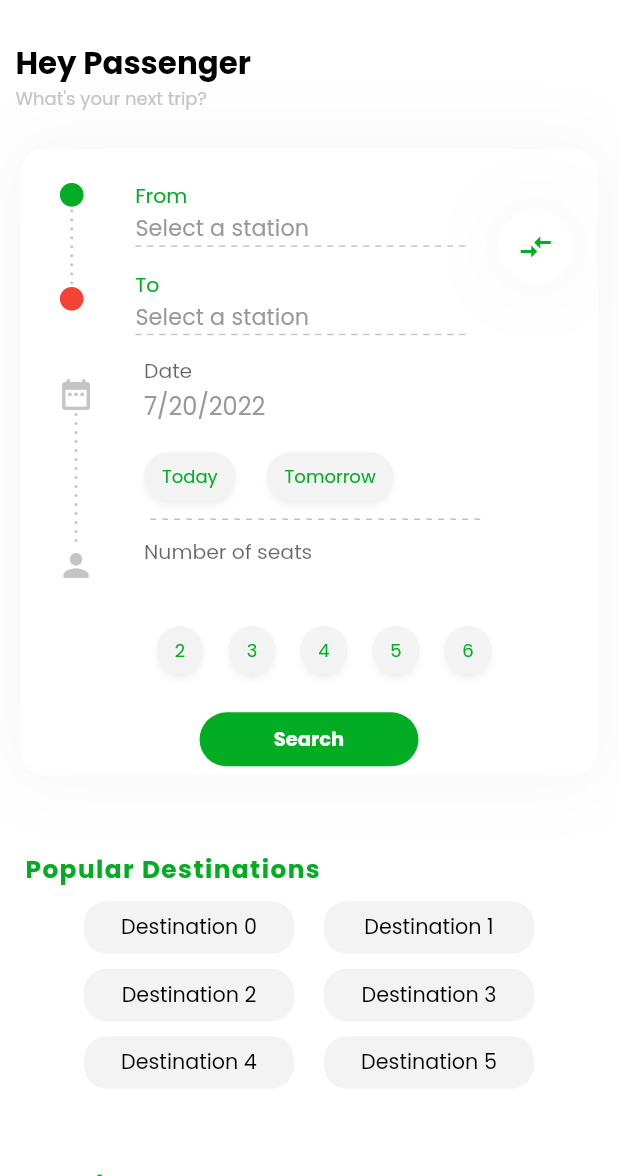
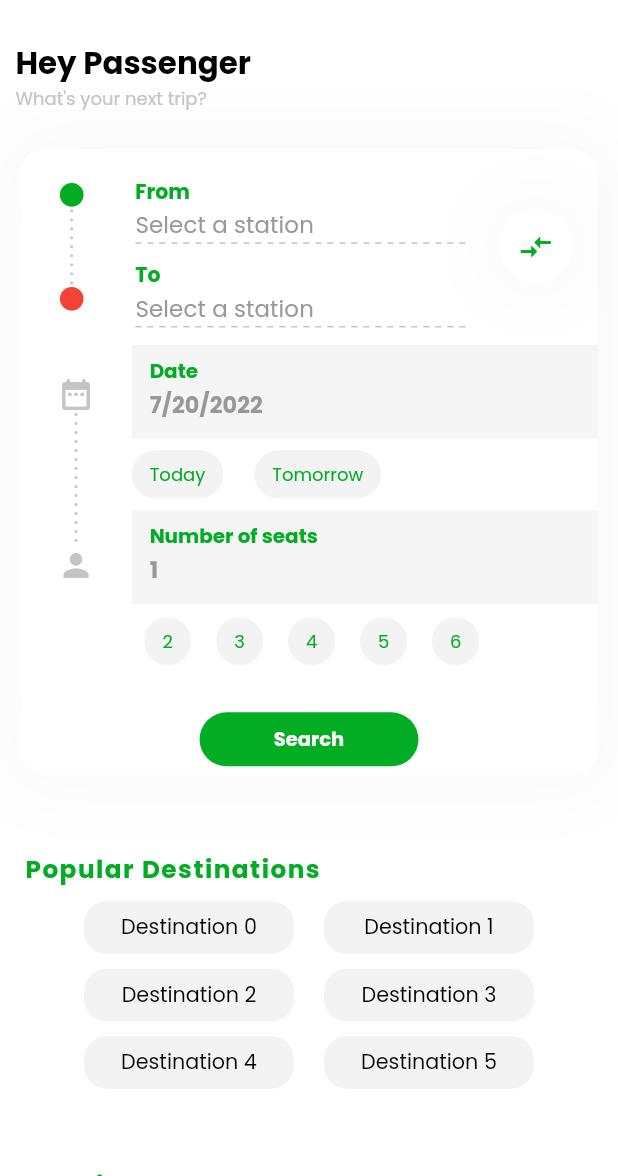
Before and after one commit to sadiksha1000/YAATRA_CLIENT, a Flutter app: the PassengerHomeScreen screen opened by its route, on a phone screen of 412 x 824 dp, the part 60-1236 px from its top. Run offline on Flutter 3.47's test engine with Material 2 defaults, Android fonts, the phone set to English and light mode, and no system bars; drawn by our look-alikes of dotted_line; our stand-ins replace bloc, dartz, dotted_border, equatable, flutter_bloc, flutter_svg and 5 more; missing offline and left inert: data_connection_checker_nulls, khalti_flutter.

Commit message:
fixed homescreen

```diff
--- a/lib/core/widgets/home_custom_chip.dart
+++ b/lib/core/widgets/home_custom_chip.dart
@@ -24,7 +24,7 @@ class HomeCustomChipButton extends StatelessWidget {
           label,
           style: TextStyle(color: Theme.of(context).colorScheme.primary),
         ),
-        elevation: 2.0,
+        // elevation: 2.0,
         shadowColor: Colors.black.withOpacity(0.25),
         backgroundColor: Theme.of(context).colorScheme.tertiary,
       ),
--- a/lib/features/trips/presentation/cubits/fetch_trip_cubit/fetch_trip_cubit.dart
+++ b/lib/features/trips/presentation/cubits/fetch_trip_cubit/fetch_trip_cubit.dart
@@ -88,4 +88,8 @@ class FetchTripCubit extends Cubit<FetchTripState> with InputValidatorMixin {
       },
     );
   }
+
+  void cancelSearch() {
+    emit(state.copyWith(searchBusStatus: Status.initial));
+  }
 }
--- a/lib/features/trips/presentation/screen/passenger_homescreen.dart
+++ b/lib/features/trips/presentation/screen/passenger_homescreen.dart
@@ -4,6 +4,7 @@ import 'package:flutter/material.dart';
 import 'package:flutter_bloc/flutter_bloc.dart';
 import 'package:yaatra_client/core/utils/status.dart';
 import 'package:yaatra_client/core/widgets/custom_progress_indicator.dart';
+import 'package:yaatra_client/core/widgets/custom_snackbar.dart';
 import '../../../../core/config/constants.dart';
 import '../../../../core/config/size.dart';
 import '../../../../core/widgets/custom_appbar.dart';
@@ -72,6 +73,9 @@ class _PassengerHomeScreenState extends State<PassengerHomeScreen> {
   @override
   void initState() {
     super.initState();
+    seatController.text = "1";
+    context.read<FetchTripCubit>().selectedNumberOfSeatsChanged("1");
+    context.read<FetchTripCubit>().selectedDateChanged(selectedDate);
     popDestinations = List.generate(
         20, (index) => {"id": index, "name": "Destination $index"}).toList();
 
@@ -111,8 +115,8 @@ class _PassengerHomeScreenState extends State<PassengerHomeScreen> {
         BlocProvider.of<FetchStationCubit>(context);
 
     FetchTripCubit _fetchTripCubit = BlocProvider.of<FetchTripCubit>(context);
-    tomorrowDate =
-        DateTime(selectedDate.year, selectedDate.month, selectedDate.day + 1);
+    var todayDate = DateTime.now();
+    tomorrowDate = DateTime(todayDate.year, todayDate.month, todayDate.day + 1);
 
     return Scaffold(
         appBar: customAppBar(
@@ -215,6 +219,10 @@ class _PassengerHomeScreenState extends State<PassengerHomeScreen> {
                                                   },
                                                 );
                                               },
+                                            ),
+                                            SizedBox(
+                                              height:
+                                                  size(context).height * 0.005,
                                             ),
                                             BlocBuilder<FetchStationCubit,
                                                 FetchStationState>(
@@ -328,12 +336,19 @@ class _PassengerHomeScreenState extends State<PassengerHomeScreen> {
                                       ],
                                     ),
                                   ),
-                                  SizedBox(width: size(context).width * 0.02),
                                   Expanded(
                                     child: Column(
                                       // crossAxisAlignment: CrossAxisAlignment.end,
                                       children: [
                                         TextFormField(
+                                          style: Theme.of(context)
+                                              .textTheme
+                                              .subtitle2!
+                                              .copyWith(
+                                                fontSize:
+                                                    size(context).width * 0.036,
+                                                fontWeight: FontWeight.bold,
+                                              ),
                                           onTap: () async {
                                             _selectDate(context);
                                           },
@@ -343,11 +358,20 @@ class _PassengerHomeScreenState extends State<PassengerHomeScreen> {
                                               floatingLabelBehavior:
                                                   FloatingLabelBehavior.always,
                                               labelText: "Date",
-                                              labelStyle: TextStyle(
-                                                fontSize: size(context).height *
-                                                    0.022,
-                                              ),
-                                              border: InputBorder.none),
+                                              labelStyle: Theme.of(context)
+                                                  .textTheme
+                                                  .subtitle1!
+                                                  .copyWith(
+                                                      fontSize:
+                                                          size(context).width *
+                                                              0.043,
+                                                      color: Theme.of(context)
+                                                          .colorScheme
+                                                          .primary,
+                                                      fontWeight:
+                                                          FontWeight.bold),
+                                              border: InputBorder.none,
+                                              filled: true),
                                         ),
                                         Row(
                                           children: [
@@ -359,6 +383,11 @@ class _PassengerHomeScreenState extends State<PassengerHomeScreen> {
                                                   dateController.text =
                                                       DateFormat.yMd()
                                                           .format(selectedDate);
+
+                                                  context
+                                                      .read<FetchTripCubit>()
+                                                      .selectedDateChanged(
+                                                          selectedDate);
                                                 });
                                               },
                                             ),
@@ -373,48 +402,49 @@ class _PassengerHomeScreenState extends State<PassengerHomeScreen> {
                                                   dateController.text =
                                                       DateFormat.yMd()
                                                           .format(selectedDate);
+                                                  context
+                                                      .read<FetchTripCubit>()
+                                                      .selectedDateChanged(
+                                                          selectedDate);
                                                 });
                                               },
                                             )
                                           ],
                                         ),
-                                        Row(
-                                          mainAxisAlignment:
-                                              MainAxisAlignment.start,
-                                          children: [
-                                            Padding(
-                                              padding: EdgeInsets.all(
-                                                  size(context).height * 0.005),
-                                              child: SizedBox(
-                                                width:
-                                                    size(context).width * 0.55,
-                                                child: DottedLine(
-                                                  dashColor: Theme.of(context)
-                                                      .colorScheme
-                                                      .secondary,
+                                        TextFormField(
+                                          style: Theme.of(context)
+                                              .textTheme
+                                              .subtitle2!
+                                              .copyWith(
+                                                fontSize:
+                                                    size(context).width * 0.036,
+                                                fontWeight: FontWeight.bold,
                                               ),
-                                              ),
-                                            ),
-                                          ],
-                                        ),
-                                        TextFormField(
-                                          // initialValue: '$selectedSeat',
                                           keyboardType: TextInputType.number,
                                           controller: seatController,
                                           decoration: InputDecoration(
                                             floatingLabelBehavior:
                                                 FloatingLabelBehavior.always,
-                                              // hintText: '$selectedSeat',
                                             labelText: "Number of seats",
                                             hintStyle: TextStyle(
-                                                fontSize: size(context).height *
-                                                    0.016,
+                                              fontSize:
+                                                  size(context).height * 0.010,
                                             ),
-                                              labelStyle: TextStyle(
-                                                fontSize: size(context).height *
-                                                    0.022,
+                                            labelStyle: Theme.of(context)
+                                                .textTheme
+                                                .subtitle1!
+                                                .copyWith(
+                                                    fontSize:
+                                                        size(context).width *
+                                                            0.043,
+                                                    color: Theme.of(context)
+                                                        .colorScheme
+                                                        .primary,
+                                                    fontWeight:
+                                                        FontWeight.bold),
+                                            border: InputBorder.none,
+                                            filled: true,
                                           ),
-                                              border: InputBorder.none),
                                         ),
                                         Expanded(
                                           child: ListView.builder(
@@ -460,15 +490,17 @@ class _PassengerHomeScreenState extends State<PassengerHomeScreen> {
                                     builder: (context, state) {
                                       return state.searchBusStatus ==
                                               Status.loading
-                                          ? CustomProgressIndicator(
-                                              onTap: () {})
+                                          ? CustomProgressIndicator(onTap: () {
+                                              _fetchTripCubit.cancelSearch();
+                                            })
                                           : CustomButton(
                                               onPressed: () async {
                                                 await _fetchTripCubit
                                                     .searchBuses();
                                               },
                                               label: "Search",
-                                              disable: false,
+                                              disable: snapshot.hasError ||
+                                                  snapshot.data == false,
                                             );
                                     },
                                   );
@@ -599,13 +631,13 @@ class SourceDestinationInputWidget extends StatelessWidget {
       crossAxisAlignment: CrossAxisAlignment.start,
       mainAxisAlignment: MainAxisAlignment.start,
       children: [
-        SizedBox(height: size(context).height * 0.018),
+        SizedBox(height: size(context).height * 0.008),
         Text(
           label,
           style: Theme.of(context).textTheme.subtitle1!.copyWith(
               fontSize: size(context).width * 0.033,
               color: Theme.of(context).colorScheme.primary,
-              ),
+              fontWeight: FontWeight.bold),
         ),
         SizedBox(height: size(context).height * 0.0013),
         GestureDetector(
@@ -649,7 +681,7 @@ class SourceDestinationInputWidget extends StatelessWidget {
                   ? "${selectedStation.stationName} (${selectedStation.placeId.name})"
                   : 'Select a station',
               style: Theme.of(context).textTheme.subtitle2!.copyWith(
-                    fontSize: size(context).height * 0.018,
+                    fontSize: size(context).width * 0.037,
                   ),
             ),
           ),
--- a/lib/features/trips/presentation/widgets/seat_widget.dart
+++ b/lib/features/trips/presentation/widgets/seat_widget.dart
@@ -94,7 +94,6 @@ class _SeatWidgetState extends State<SeatWidget> {
   @override
   Widget build(BuildContext context) {
     BookingCubit _bookingCubit = BlocProvider.of<BookingCubit>(context);
-    print("I am rebuilding");
 
     return BlocConsumer<BookingCubit, BookingState>(
       listener: (context, state) {
```
Lines whose indentation alone changed are shown as unchanged.
